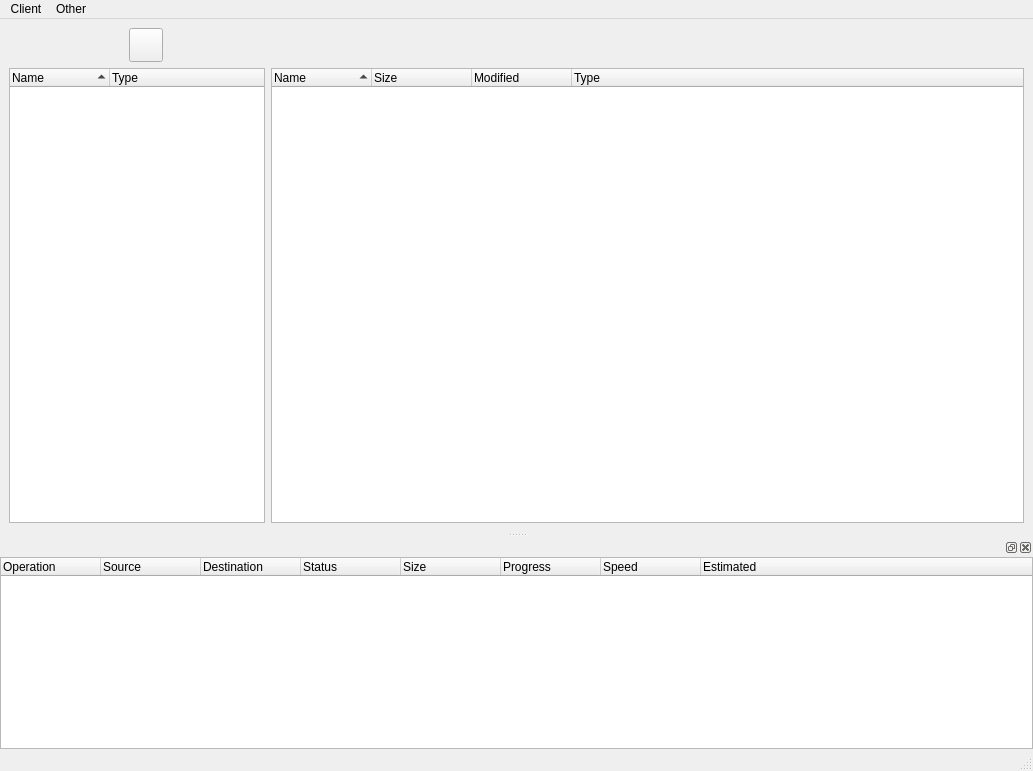
Old version of the form forms/main_window.ui in the repository Communist02/agile.
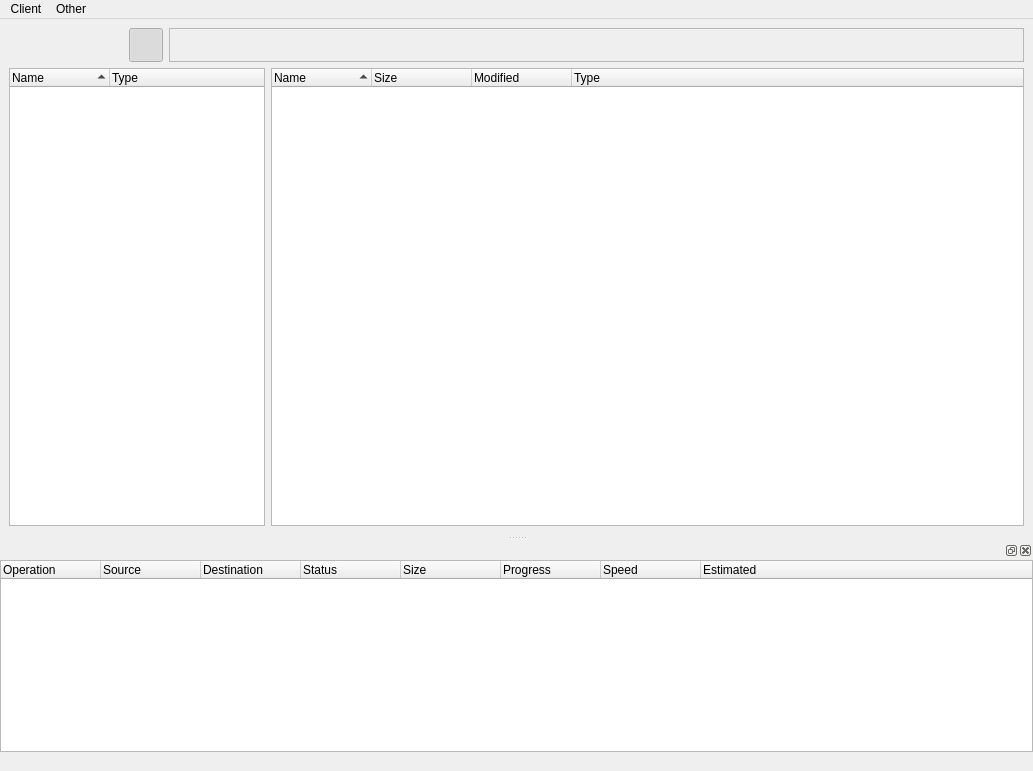
New version of the form. Icons and pictures are not drawn.

Diff of the .ui file:
```diff
--- a/forms/main_window.ui
+++ b/forms/main_window.ui
@@ -16,12 +16,6 @@
   <property name="windowIcon">
    <iconset theme="weather-overcast"/>
   </property>
-  <property name="styleSheet">
-   <string notr="true">#path_list_frame QPushButton {
-	border: 0px;
-	margin: 6px;
-}</string>
-  </property>
   <widget class="QWidget" name="centralwidget">
    <layout class="QVBoxLayout" name="verticalLayout">
     <item>
@@ -136,10 +130,19 @@
         <property name="icon">
          <iconset theme="document-open"/>
         </property>
+        <property name="checkable">
+         <bool>true</bool>
+        </property>
+        <property name="checked">
+         <bool>true</bool>
+        </property>
+        <property name="flat">
+         <bool>true</bool>
+        </property>
        </widget>
       </item>
       <item>
-       <widget class="QWidget" name="path_list_widget" native="true">
+       <widget class="QFrame" name="path_list_frame">
         <property name="sizePolicy">
          <sizepolicy hsizetype="Expanding" vsizetype="Fixed">
           <horstretch>0</horstretch>
@@ -158,6 +161,9 @@
           <height>34</height>
          </size>
         </property>
+        <property name="frameShape">
+         <enum>QFrame::Shape::StyledPanel</enum>
+        </property>
         <layout class="QHBoxLayout" name="horizontalLayout_3">
          <property name="spacing">
           <number>3</number>
@@ -294,7 +300,11 @@
    <addaction name="menuClient"/>
    <addaction name="menuOther"/>
   </widget>
-  <widget class="QStatusBar" name="statusbar"/>
+  <widget class="QStatusBar" name="statusbar">
+   <property name="sizeGripEnabled">
+    <bool>false</bool>
+   </property>
+  </widget>
   <widget class="QDockWidget" name="dock_tasks">
    <attribute name="dockWidgetArea">
     <number>8</number>
```
Left out of the diff: 6 changed lines with no effect on the pictures.
